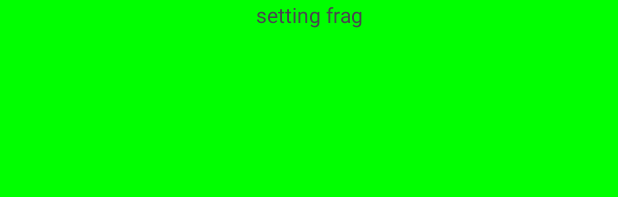
After one commit to kukjinman/SalaryTimer, an Android app: the layout fragment_setting.xml on its own in the app's theme, with its tools: preview values and no code run, on a phone screen of 412 x 824 dp. The commit adds this screen. Shown: the top 197 px of the screen. Run offline under Robolectric (Android 15) with nearby library versions, the light colour scheme and no system bars.

Commit message:
fragment switching applied

```diff
--- a/app/build.gradle
+++ b/app/build.gradle
@@ -15,6 +15,10 @@ android {
         versionName "1.0"
 
         testInstrumentationRunner "androidx.test.runner.AndroidJUnitRunner"
+    }
+
+    buildFeatures {
+        dataBinding = true
     }
 
     buildTypes {
@@ -38,6 +42,7 @@ dependencies {
     implementation 'androidx.appcompat:appcompat:1.6.1'
     implementation 'com.google.android.material:material:1.5.0'
     implementation 'androidx.constraintlayout:constraintlayout:2.1.4'
+    implementation 'androidx.databinding:databinding-runtime:8.1.1'
     testImplementation 'junit:junit:4.13.2'
     androidTestImplementation 'androidx.test.ext:junit:1.1.5'
     androidTestImplementation 'androidx.test.espresso:espresso-core:3.5.1'
--- /dev/null
+++ b/app/src/main/res/layout/fragment_setting.xml
@@ -0,0 +1,16 @@
+<?xml version="1.0" encoding="utf-8"?>
+<FrameLayout xmlns:android="http://schemas.android.com/apk/res/android"
+    xmlns:tools="http://schemas.android.com/tools"
+    android:layout_width="match_parent"
+    android:layout_height="match_parent"
+    tools:context=".settingFragment">
+
+    <!-- TODO: Update blank fragment layout -->
+    <TextView
+        android:layout_width="match_parent"
+        android:layout_height="match_parent"
+        android:text="setting frag"
+        android:textAlignment="center"
+        android:background="#00FF00"/>
+
+</FrameLayout>
--- /dev/null
+++ b/app/src/main/res/navigation/main_navigation.xml
@@ -0,0 +1,6 @@
+<?xml version="1.0" encoding="utf-8"?>
+<navigation xmlns:android="http://schemas.android.com/apk/res/android"
+    xmlns:app="http://schemas.android.com/apk/res-auto"
+    android:id="@+id/main_navigation">
+
+</navigation>
--- a/app/src/main/res/values/strings.xml
+++ b/app/src/main/res/values/strings.xml
@@ -1,3 +1,5 @@
 <resources>
     <string name="app_name">SalaryTimer</string>
+    <!-- TODO: Remove or change this placeholder text -->
+    <string name="hello_blank_fragment">Hello blank fragment</string>
 </resources>
```
Also changed, not shown: app/src/main/java/com/example/salarytimer/MainActivity.kt (+25 -0 lines), app/src/main/java/com/example/salarytimer/mainFragment.kt (added, +59 -0 lines), app/src/main/java/com/example/salarytimer/settingFragment.kt (added, +24 -0 lines), app/src/main/res/layout/activity_main.xml (+17 -2 lines), app/src/main/res/layout/fragment_main.xml (added, +16 -0 lines).
